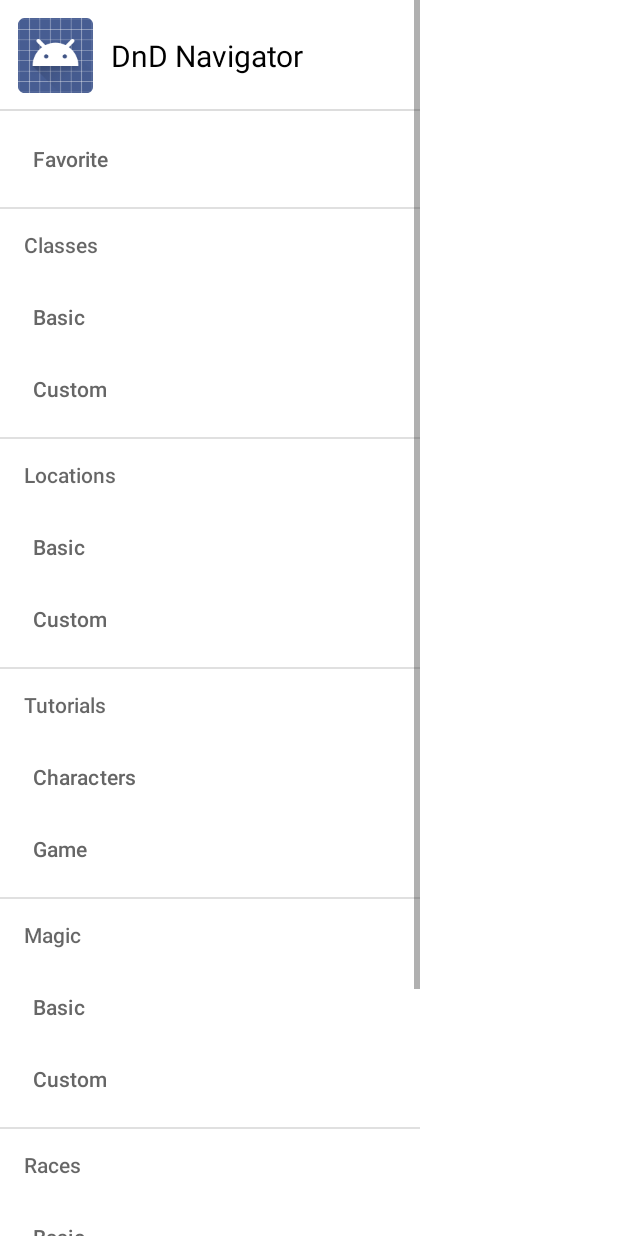
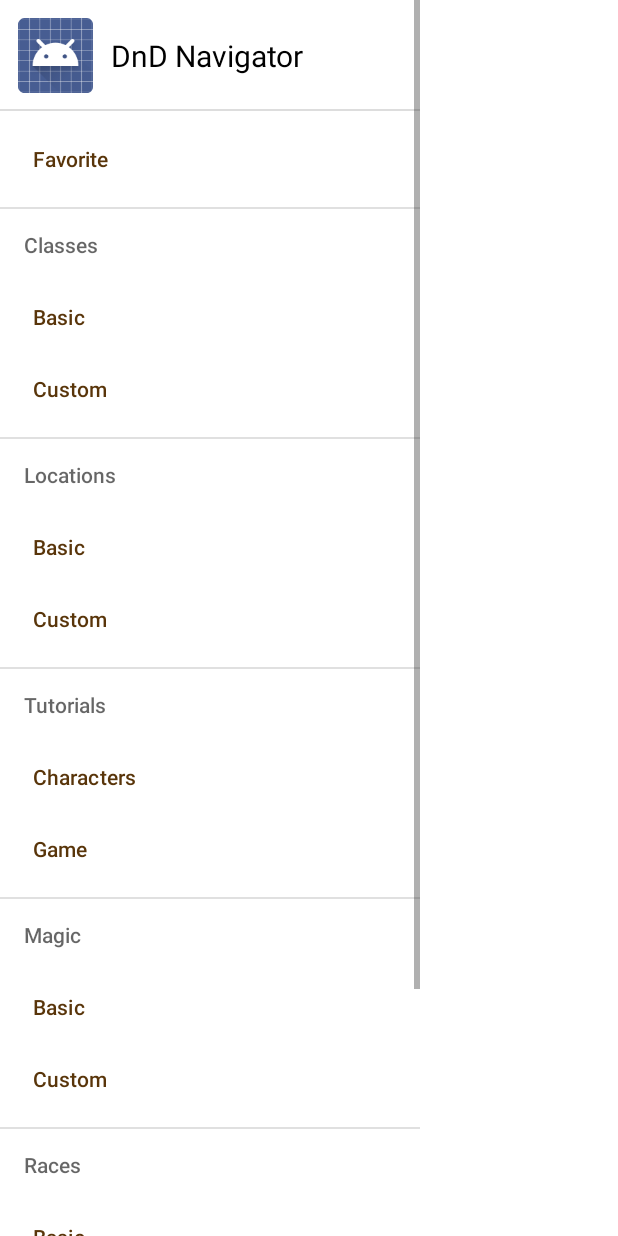
Before and after one commit to arinstotle/CollectionSimpleApp, an Android app: the layout fragment_menu.xml on its own in the app's theme, with its tools: preview values and no code run, on a phone screen of 412 x 824 dp. Run offline under Robolectric (Android 15) with nearby library versions, the phone set to English and light mode, and no system bars; Roboto replaces fonts that are not available here.

```diff
--- a/app/src/main/res/layout/fragment_menu.xml
+++ b/app/src/main/res/layout/fragment_menu.xml
@@ -1,9 +1,8 @@
-<RelativeLayout
-    xmlns:android="http://schemas.android.com/apk/res/android"
+<RelativeLayout xmlns:android="http://schemas.android.com/apk/res/android"
     xmlns:app="http://schemas.android.com/apk/res-auto"
     android:layout_width="match_parent"
     android:layout_height="match_parent"
-    >
+    android:backgroundTint="#E1CAAF9B">
 
     <com.google.android.material.navigation.NavigationView
         android:id="@+id/vNavigation"
@@ -11,8 +10,9 @@
         android:layout_height="match_parent"
         android:layout_gravity="start"
         android:background="@android:color/transparent"
+        android:backgroundTint="#CCAD9D"
         app:headerLayout="@layout/view_global_menu_header"
         app:itemIconTint="#8b8b8b"
-        app:itemTextColor="#666666"
-        app:menu="@menu/drawer_menu"/>
+        app:itemTextColor="#59350A"
+        app:menu="@menu/drawer_menu" />
 </RelativeLayout>
```
Also changed, not shown: app/src/main/java/com/example/collectionsimpleapp/MainActivity.java (+9 -1 lines), app/src/main/java/com/example/collectionsimpleapp/MenuListFragment.java (+6 -1 lines), app/src/main/java/com/example/collectionsimpleapp/NavItemSelectedListener.java (added, +7 -0 lines).
